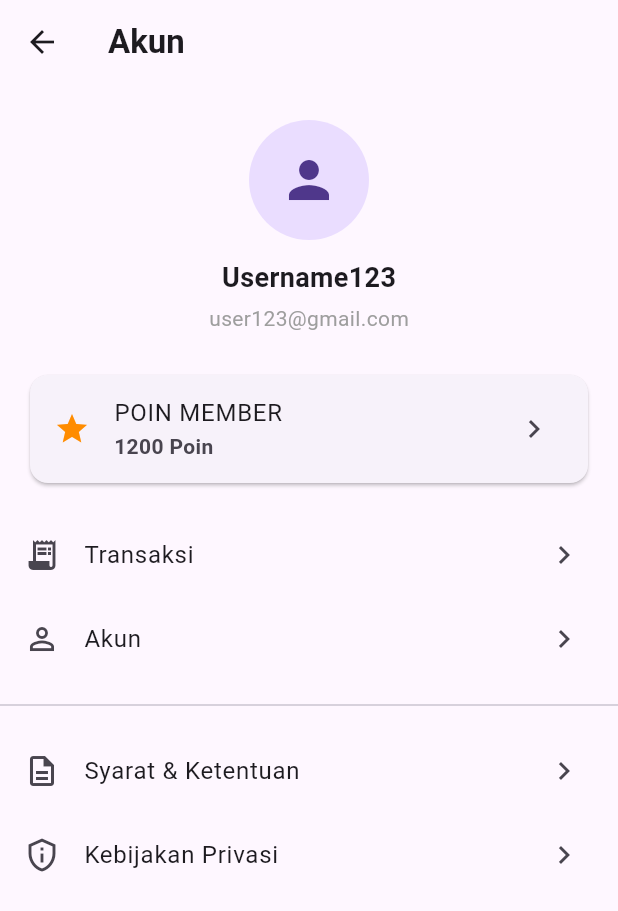
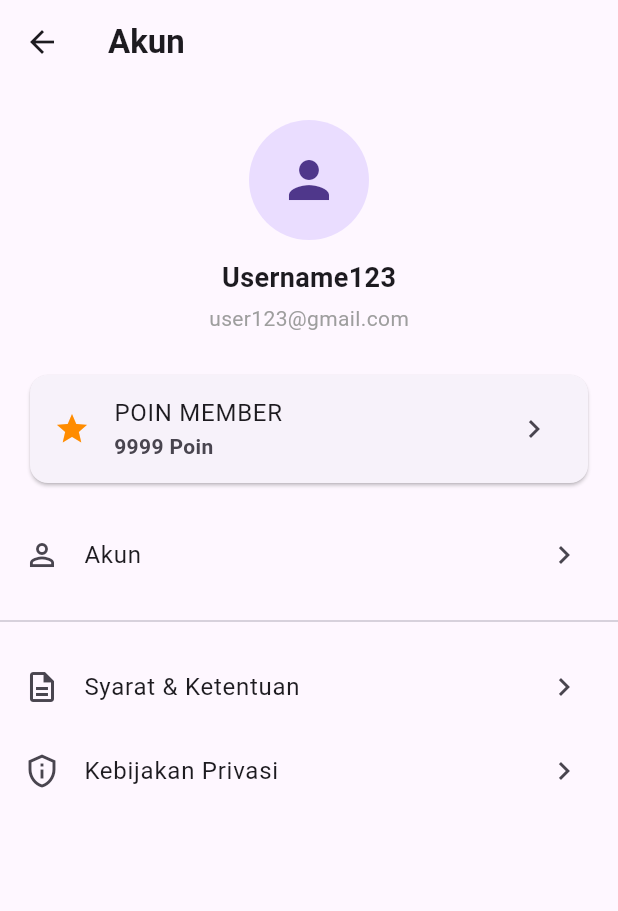
Before and after one commit to Redoughe/aplikasi_menu, a Flutter app: the ProfilePage screen opened directly, on a phone screen of 412 x 824 dp. Shown: the top 911 px of the screen. Run offline on Flutter 3.47's test engine with Material 3 defaults, Android fonts, the phone set to English and light mode, and no system bars; statements that could not run were skipped.

Commit message:
commit terakhir

```diff
--- a/lib/Profil/profil.dart
+++ b/lib/Profil/profil.dart
@@ -62,7 +62,7 @@ class _ProfilePageState extends State<ProfilePage> {
                   leading: const Icon(Icons.star, color: Color(0xFFFF8C00)),
                   title: const Text("POIN MEMBER"),
                   subtitle: const Text(
-                    "1200 Poin",
+                    "9999 Poin",
                     style: TextStyle(fontWeight: FontWeight.bold),
                   ),
                   trailing: const Icon(Icons.chevron_right),
@@ -74,12 +74,6 @@ class _ProfilePageState extends State<ProfilePage> {
             const SizedBox(height: 16),
 
             /// ===== MENU =====
-            _menuItem(
-              icon: Icons.receipt_long,
-              title: "Transaksi",
-              onTap: () {},
-            ),
-
             _menuItem(
               icon: Icons.person_outline,
               title: "Akun",
```
Also changed, not shown: pubspec.lock.
